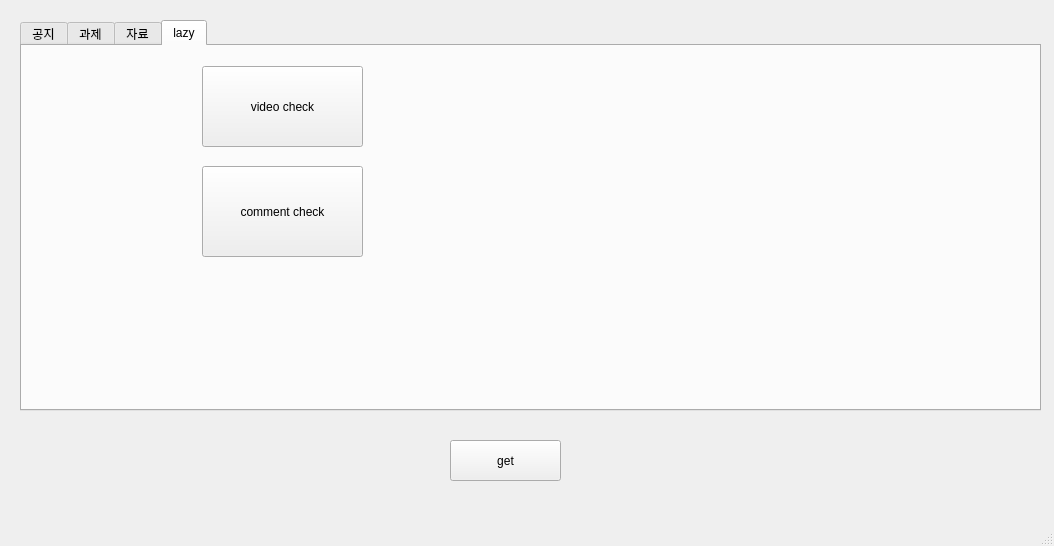
Old version of the form output.ui in the repository 9JIMIN/e-learning-checker.
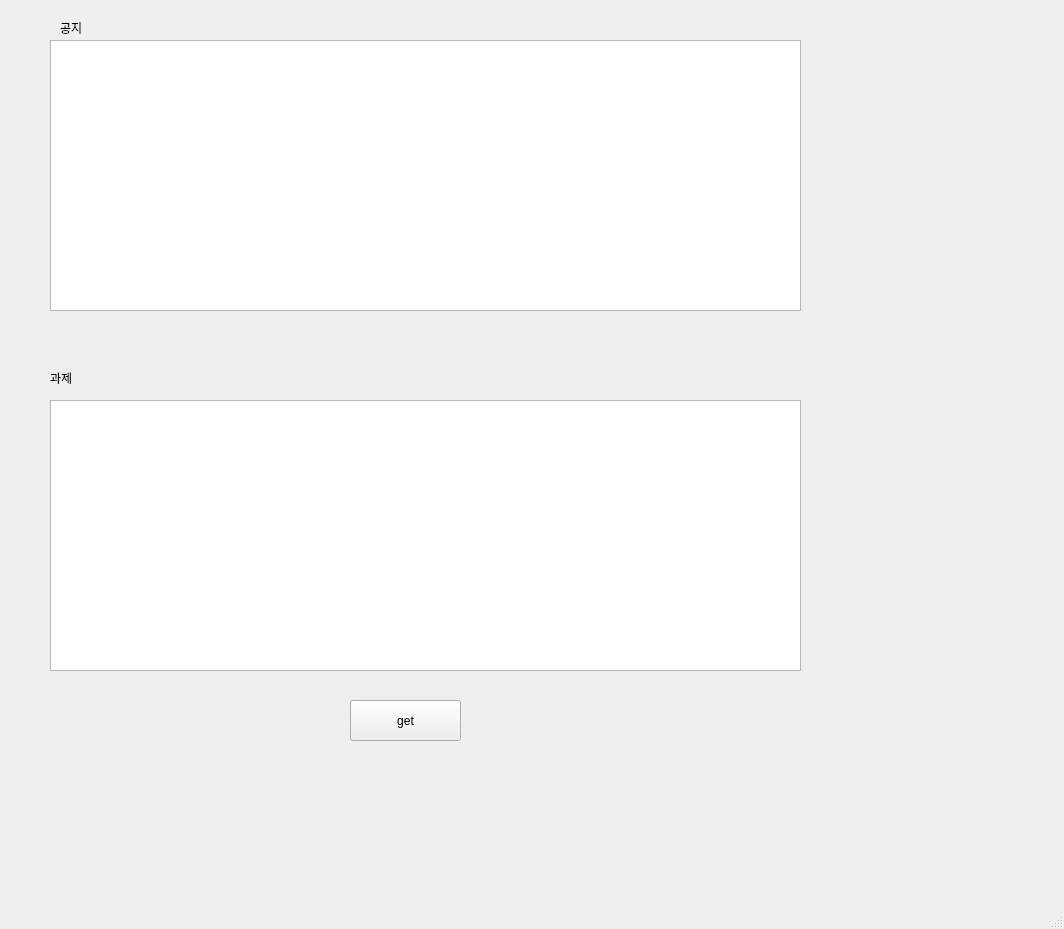
New version of the form. The open tabs and pages were chosen to show the change.

Commit message: get sorted notice and homework

Patch:
```diff
--- a/output.ui
+++ b/output.ui
@@ -6,8 +6,8 @@
    <rect>
     <x>0</x>
     <y>0</y>
-    <width>1054</width>
-    <height>546</height>
+    <width>1064</width>
+    <height>929</height>
    </rect>
   </property>
   <property name="windowTitle">
@@ -17,8 +17,8 @@
    <widget class="QPushButton" name="login_btn">
     <property name="geometry">
      <rect>
-      <x>450</x>
-      <y>440</y>
+      <x>350</x>
+      <y>700</y>
       <width>111</width>
       <height>41</height>
      </rect>
@@ -27,97 +27,51 @@
      <string>get</string>
     </property>
    </widget>
-   <widget class="QTabWidget" name="tabWidget">
+   <widget class="QTextBrowser" name="noticeView">
     <property name="geometry">
      <rect>
-      <x>20</x>
+      <x>50</x>
+      <y>40</y>
+      <width>751</width>
+      <height>271</height>
+     </rect>
+    </property>
+   </widget>
+   <widget class="QTextBrowser" name="homeworkView">
+    <property name="geometry">
+     <rect>
+      <x>50</x>
+      <y>400</y>
+      <width>751</width>
+      <height>271</height>
+     </rect>
+    </property>
+   </widget>
+   <widget class="QLabel" name="label">
+    <property name="geometry">
+     <rect>
+      <x>60</x>
       <y>20</y>
-      <width>1021</width>
-      <height>391</height>
+      <width>64</width>
+      <height>15</height>
      </rect>
     </property>
-    <property name="tabPosition">
-     <enum>QTabWidget::North</enum>
+    <property name="text">
+     <string>공지</string>
     </property>
-    <property name="currentIndex">
-     <number>0</number>
+   </widget>
+   <widget class="QLabel" name="label_2">
+    <property name="geometry">
+     <rect>
+      <x>50</x>
+      <y>370</y>
+      <width>64</width>
+      <height>15</height>
+     </rect>
     </property>
-    <widget class="QWidget" name="notice">
-     <attribute name="title">
-      <string>공지</string>
-     </attribute>
-     <widget class="QTextBrowser" name="notice_text">
-      <property name="geometry">
-       <rect>
-        <x>20</x>
-        <y>20</y>
-        <width>971</width>
-        <height>321</height>
-       </rect>
-      </property>
-     </widget>
-    </widget>
-    <widget class="QWidget" name="task">
-     <attribute name="title">
-      <string>과제</string>
-     </attribute>
-     <widget class="QTextBrowser" name="task_text">
-      <property name="geometry">
-       <rect>
-        <x>20</x>
-        <y>20</y>
-        <width>971</width>
-        <height>321</height>
-       </rect>
-      </property>
-     </widget>
-    </widget>
-    <widget class="QWidget" name="data">
-     <attribute name="title">
-      <string>자료</string>
-     </attribute>
-     <widget class="QTextBrowser" name="data_text">
-      <property name="geometry">
-       <rect>
-        <x>20</x>
-        <y>20</y>
-        <width>981</width>
-        <height>331</height>
-       </rect>
-      </property>
-     </widget>
-    </widget>
-    <widget class="QWidget" name="tab">
-     <attribute name="title">
-      <string>lazy</string>
-     </attribute>
-     <widget class="QPushButton" name="video_btn">
-      <property name="geometry">
-       <rect>
-        <x>180</x>
-        <y>20</y>
-        <width>161</width>
-        <height>81</height>
-       </rect>
-      </property>
-      <property name="text">
-       <string>video check</string>
-      </property>
-     </widget>
-     <widget class="QPushButton" name="comment_btn">
-      <property name="geometry">
-       <rect>
-        <x>180</x>
-        <y>120</y>
-        <width>161</width>
-        <height>91</height>
-       </rect>
-      </property>
-      <property name="text">
-       <string>comment check</string>
-      </property>
-     </widget>
-    </widget>
+    <property name="text">
+     <string>과제</string>
+    </property>
    </widget>
   </widget>
   <widget class="QMenuBar" name="menubar">
```
Left out of the diff: 6 changed lines with no effect on the pictures. The commit also changes 3 other files.
